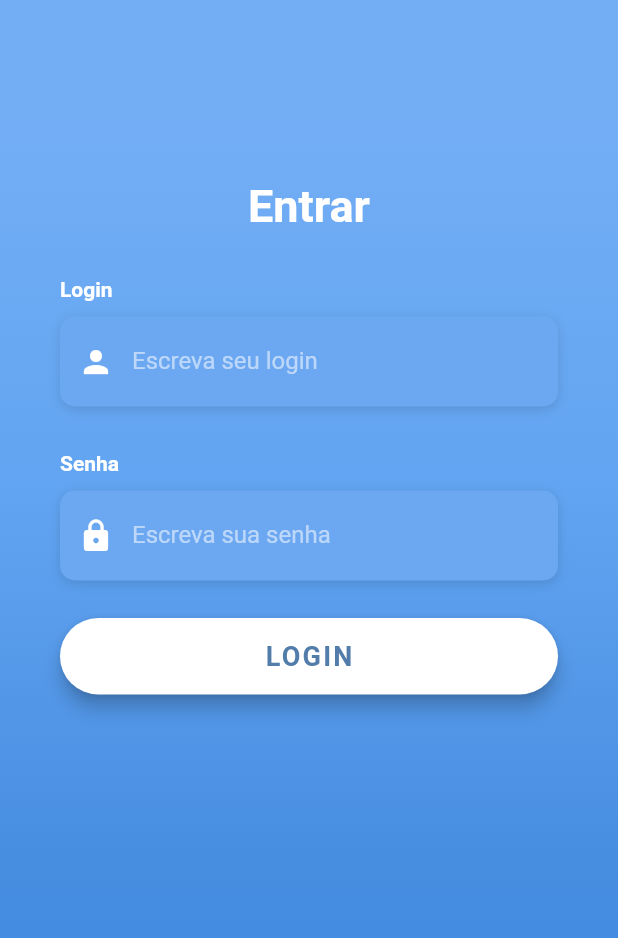
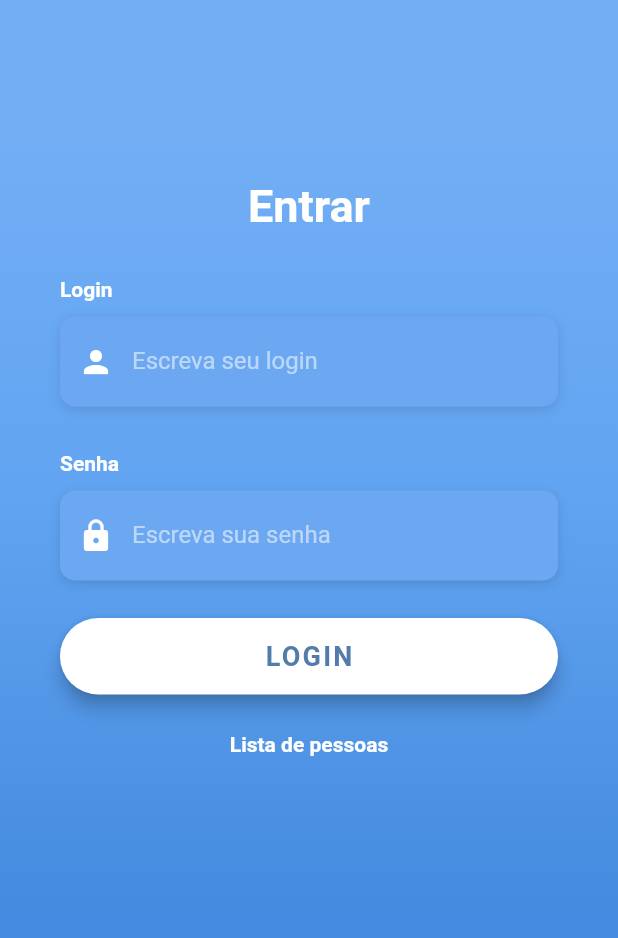
Before and after one commit to ArthurPaiva96/br.uff.ic.dm.grupoamarelo20212, a Flutter app: the screen it shows after launch, on a phone screen of 412 x 824 dp. Shown: the top 938 px of the screen. Run offline on Flutter 3.47's test engine with Material 2 defaults, Android fonts, the phone set to English and light mode, and no system bars; our stand-ins replace cloud_firestore, firebase_core; accounts and stored records are empty; Roboto replaces fonts that are missing (OpenSans).

```diff
--- a/lib/main.dart
+++ b/lib/main.dart
@@ -1,13 +1,51 @@
 import 'package:flutter/material.dart';
 import 'package:grupoamarelo20212/pages/personview.dart';
 import 'package:grupoamarelo20212/pages/login.dart';
+import 'package:firebase_core/firebase_core.dart';
 
-void main() {
-  runApp(MaterialApp(
-    initialRoute: "/",
-    routes: {
-      "/" : (context) => LoginScreen(),
-      "/personview": (context) => PersonView(),
-    },
-  ));
+
+void main(){
+  WidgetsFlutterBinding.ensureInitialized();
+  runApp(const Home());
 }
+
+class Home extends StatefulWidget {
+  const Home({Key? key}) : super(key: key);
+
+  @override
+  State<Home> createState() => _HomeState();
+}
+
+class _HomeState extends State<Home> {
+  final Future<FirebaseApp> _firebaseApp = Firebase.initializeApp();
+
+  @override
+  Widget build(BuildContext context) {
+    return MaterialApp(
+      //initialRoute: "/",
+      routes: {
+        //"/" : (context) => LoginScreen(),
+        "/personview": (context) => PersonView(),
+      },
+      home: FutureBuilder(
+        future: _firebaseApp,
+        builder: (context, snapshot){
+          if (snapshot.hasError) {
+            return Text('Error: ${snapshot.error.toString()}');
+          }
+
+          if (snapshot.connectionState == ConnectionState.done) {
+            return LoginScreen();
+          }
+
+          return Container(
+            color: Colors.white,
+            child: const Center(
+                child: CircularProgressIndicator()
+            ),
+          );
+        },
+      ),
+    );
+  }
+}
--- a/lib/pages/login.dart
+++ b/lib/pages/login.dart
@@ -1,6 +1,7 @@
 import 'package:flutter/material.dart';
 import 'package:flutter/services.dart';
 import 'package:grupoamarelo20212/mock.dart';
+import 'package:grupoamarelo20212/pages/persons.dart';
 
 final kHintTextStyle = TextStyle(
   color: Colors.white54,
@@ -143,7 +144,7 @@ class _LoginScreenState extends State<LoginScreen> {
                 "personLogged" : person,
               });
               break;
-            };
+            }
           }
         },
         padding: EdgeInsets.all(15.0),
@@ -259,6 +260,24 @@ class _LoginScreenState extends State<LoginScreen> {
   //   );
   // }
 
+  Widget _getPersons(){
+    return GestureDetector(
+      onTap: () {
+        Navigator.push(
+          context,
+          MaterialPageRoute(builder: (context) => const PersonInformation()),
+        );
+      },
+      child: const Text(
+          'Lista de pessoas',
+        style: TextStyle(
+          color: Colors.white,
+          fontWeight: FontWeight.bold
+        )
+      ),
+    );
+  }
+
   @override
   Widget build(BuildContext context) {
     return Scaffold(
@@ -316,6 +335,7 @@ class _LoginScreenState extends State<LoginScreen> {
                       //_buildSignInWithText(),
                       //_buildSocialBtnRow(),
                       //_buildSignupBtn(),
+                      _getPersons()
                     ],
                   ),
                 ),
--- a/pubspec.yaml
+++ b/pubspec.yaml
@@ -34,6 +34,9 @@ dependencies:
   # The following adds the Cupertino Icons font to your application.
   # Use with the CupertinoIcons class for iOS style icons.
   cupertino_icons: ^1.0.2
+  firebase_core: ^1.10.0
+  cloud_firestore: ^3.1.0
+  firebase_auth: ^3.2.0
 
 dev_dependencies:
   flutter_test:
```
Also changed, not shown: lib/pages/persons.dart (added, +51 -0 lines), 5 other files.
